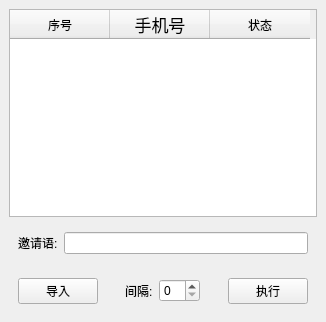
This is ui/xtool.ui in HoracePeng/xtool-app as Qt 5 draws it before an edit. The edited form follows.
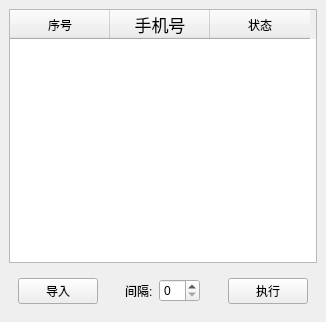
This is the edited form.

Commit message: remove invite message

Patch:
```diff
--- a/ui/xtool.ui
+++ b/ui/xtool.ui
@@ -51,22 +51,6 @@
       </column>
      </widget>
     </item>
-    <item>
-     <widget class="QWidget" name="inviteWidget" native="true">
-      <layout class="QHBoxLayout" name="horizontalLayout_2">
-       <item>
-        <widget class="QLabel" name="inviteLabel">
-         <property name="text">
-          <string>邀请语:</string>
-         </property>
-        </widget>
-       </item>
-       <item>
-        <widget class="QLineEdit" name="inviteContent"/>
-       </item>
-      </layout>
-     </widget>
-    </item>
     <item alignment="Qt::AlignLeft">
      <widget class="QWidget" name="widget" native="true">
       <layout class="QHBoxLayout" name="horizontalLayout">
```
The commit also changes 1 other file.
